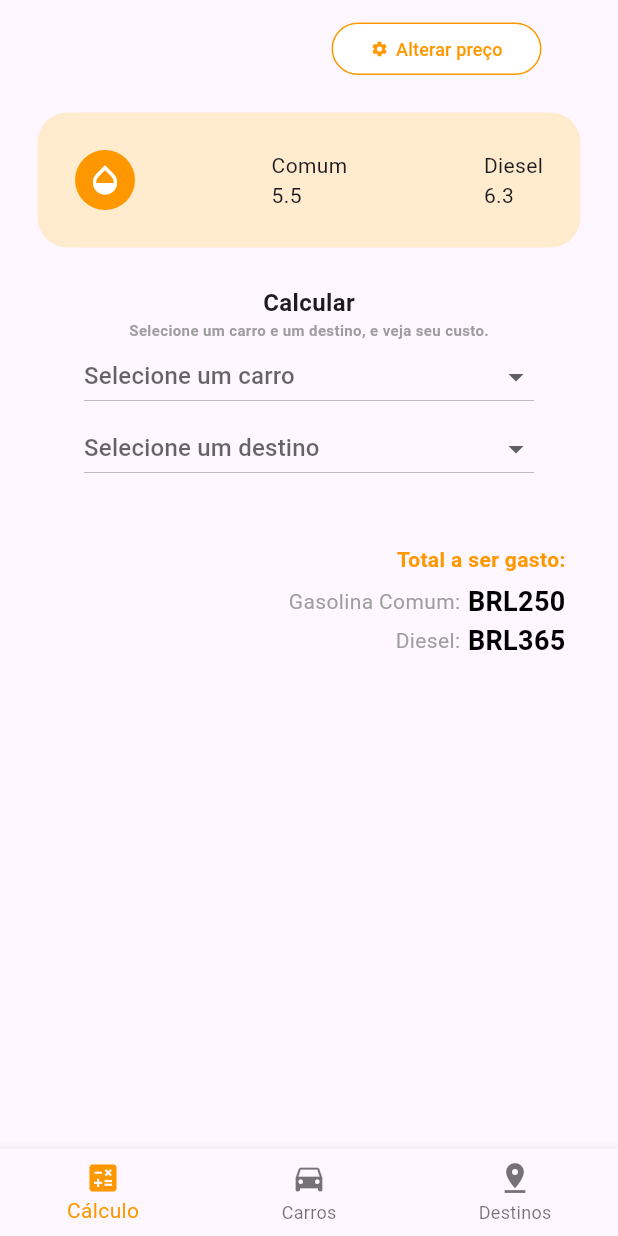
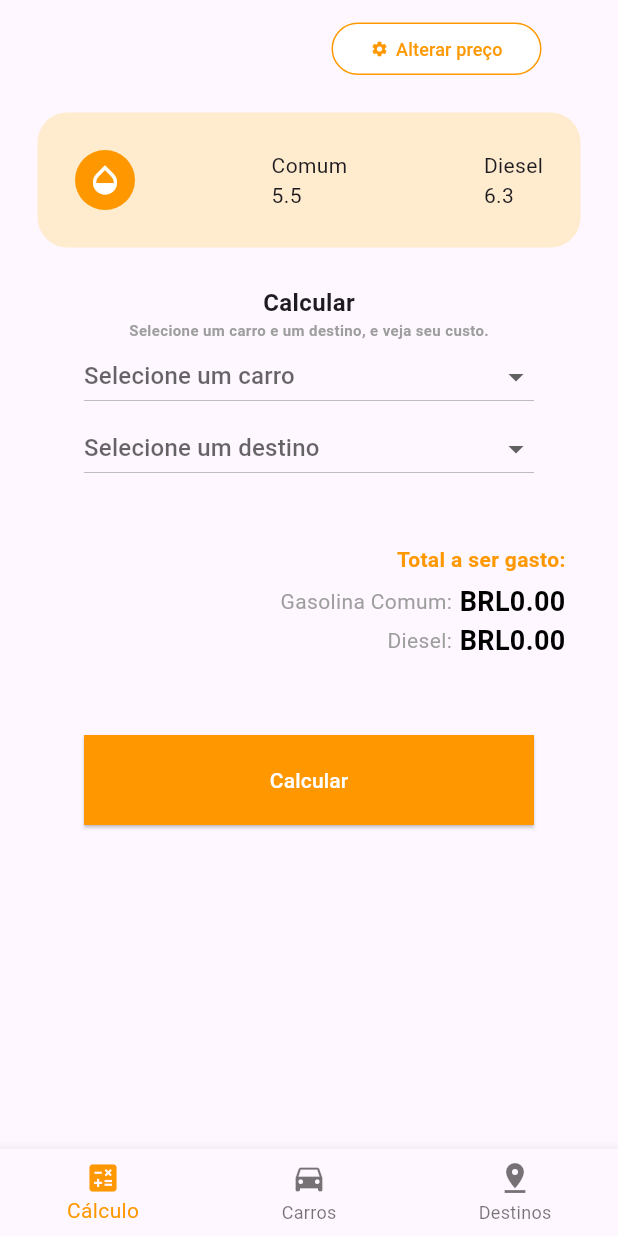
Before and after one commit to jeancariolato/atividade3, a Flutter app: the screen it shows after launch, on a phone screen of 412 x 824 dp. Run offline on Flutter 3.47's test engine with Material 3 defaults, Android fonts, the phone set to English and light mode, and no system bars.

Commit message:
add função calcular

```diff
--- a/atividade3/lib/CalcScreen.dart
+++ b/atividade3/lib/CalcScreen.dart
@@ -19,6 +19,8 @@ class CalcScreen extends StatefulWidget {
 class _CalcScreenState extends State<CalcScreen> {
   String? _carroSelecionado;
   String? _destinoSelecionado;
+  double _custoComum = 0;
+  double _custoDiesel = 0;
 
   // Variaveis da gasolina
   double precoGasolinaComum = 5.50;
@@ -37,7 +39,7 @@ class _CalcScreenState extends State<CalcScreen> {
   }
 
   // Método para exibir modal (alterar preço gasolina)
-  void openModal() {
+  void openModal(BuildContext scaffoldContext) {
     showModalBottomSheet(
         context: context,
         isScrollControlled: true,
@@ -134,9 +136,27 @@ class _CalcScreenState extends State<CalcScreen> {
         });
   }
 
+//METODO PARA CALCULAR CUSTOS DA VIAGEM
+  void calcularCusto(){
+    if(_carroSelecionado !=null && _destinoSelecionado != null){
+      Car carro = widget.carros.firstWhere((car) => car.nome == _carroSelecionado);
+      Destiny destino = widget.destinos.firstWhere((dest) => dest.nomeCidade == _destinoSelecionado);
+
+      //Calcular quantidade de Litros necessarios
+      double litrosNecessarios = destino.KM / carro.KM_perL;
+
+      //Calcula o custo para os combustiveis
+      setState(() {
+        _custoComum = litrosNecessarios * precoGasolinaComum;
+        _custoDiesel = litrosNecessarios * precoDiesel;
+      });
+    }
+  }
+
   @override
   Widget build(BuildContext context) {
-    return Column(
+    return Scaffold(
+    body: Column(
       children: [
         // Botão de alterar preço
         Container(
@@ -149,7 +169,9 @@ class _CalcScreenState extends State<CalcScreen> {
               side: const BorderSide(color: Colors.orange, width: 1.0),
               backgroundColor: const Color.fromARGB(255, 255, 255, 255),
             ),
-            onPressed: openModal,
+            onPressed: (){
+              openModal(context);
+            },
             child: const Row(
               mainAxisAlignment: MainAxisAlignment.center,
               children: [
@@ -226,7 +248,7 @@ class _CalcScreenState extends State<CalcScreen> {
               width: 300,
               child: DropdownButton<String>(
                 isExpanded: true,
-                hint: const Text("Selecione um carro"),
+                hint: Text("Selecione um carro"),
                 value: _carroSelecionado,
                 items: widget.carros.map((Car carro) {
                   return DropdownMenuItem<String>(
@@ -245,7 +267,7 @@ class _CalcScreenState extends State<CalcScreen> {
               width: 300,
               child: DropdownButton<String>(
                 isExpanded: true,
-                hint: const Text("Selecione um destino"),
+                hint: Text("Selecione um destino"),
                 value: _destinoSelecionado,
                 items: widget.destinos.map((Destiny destino) {
                   return DropdownMenuItem<String>(
@@ -262,9 +284,9 @@ class _CalcScreenState extends State<CalcScreen> {
             ),
           ],
         ),
-        const SizedBox(height: 20),
+        SizedBox(height: 20),
         // Exibir o custo total
-        const Padding(
+        Padding(
           padding: EdgeInsets.only(right: 35, top: 20),
           child: Column(
             children: [
@@ -290,7 +312,7 @@ class _CalcScreenState extends State<CalcScreen> {
                   ),
                   SizedBox(width: 5),
                   Text(
-                    "BRL250",
+                    "BRL${_custoComum.toStringAsFixed(2)}",
                     style: TextStyle(
                       color: Colors.black,
                       fontWeight: FontWeight.bold,
@@ -308,7 +330,7 @@ class _CalcScreenState extends State<CalcScreen> {
                   ),
                   SizedBox(width: 5),
                   Text(
-                    "BRL365",
+                    "BRL${_custoDiesel.toStringAsFixed(2)}",
                     style: TextStyle(
                       color: Colors.black,
                       fontWeight: FontWeight.bold,
@@ -320,8 +342,26 @@ class _CalcScreenState extends State<CalcScreen> {
             ],
           ),
         ),
-        const SizedBox(height: 50),
+        SizedBox(height: 50),
+        ElevatedButton(
+          style: ElevatedButton.styleFrom(
+            minimumSize: Size(300, 60),
+            backgroundColor: Colors.orange,
+            shape: RoundedRectangleBorder(borderRadius: BorderRadius.circular(0),
+            ),
+          ),
+          onPressed: (){
+            calcularCusto();
+          },
+          child: Text(
+            "Calcular",
+            style: TextStyle(
+              color: Colors.white,
+            ),
+            )
+          )
       ],
+    )
     );
   }
 }
```
Also changed, not shown: 1 other file.
